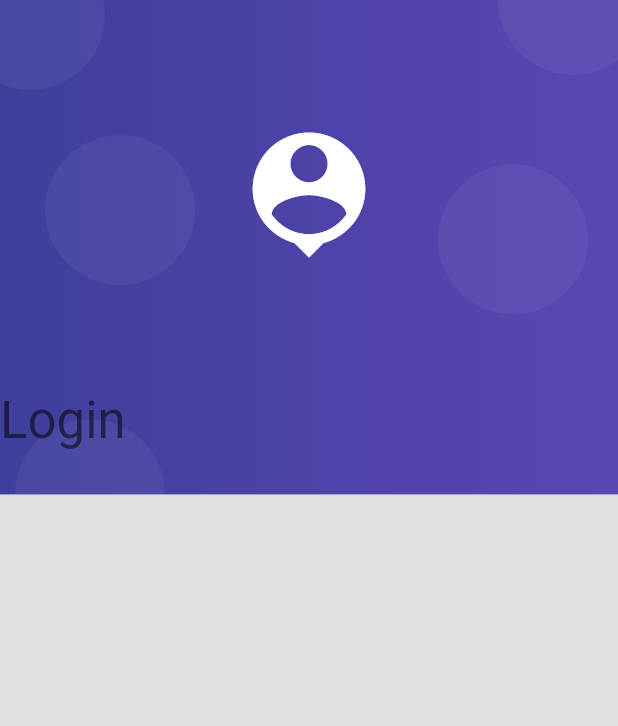
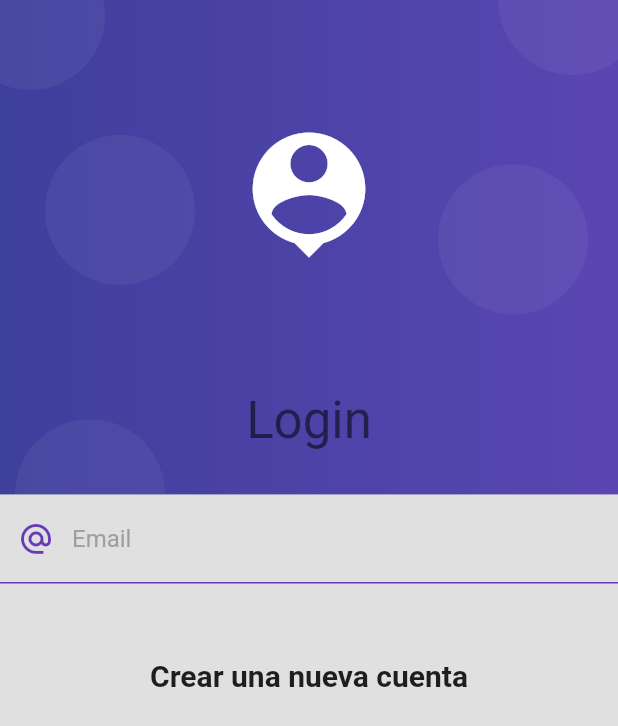
Before and after one commit to luisrj46/productosApp, a Flutter app: the screen it shows after launch, on a phone screen of 412 x 824 dp. Shown: the top 726 px of the screen. Run offline on Flutter 3.47's test engine with Material 2 defaults, Android fonts, the phone set to English and light mode, and no system bars.

Commit message:
208. Formulario de Login

```diff
--- a/lib/screens/login_screen.dart
+++ b/lib/screens/login_screen.dart
@@ -16,11 +16,63 @@ class LoginScreen extends StatelessWidget {
                   SizedBox(height: 10),
                   Text('Login', style: Theme.of(context).textTheme.headline4),
                   SizedBox(height: 30),
+                  //login formulario
+                  _LoginForm()
                 ],
-            )),
+              ),
+            ),
+            const SizedBox(
+              height: 50,
+            ),
+            const Text(
+              "Crear una nueva cuenta",
+              style: TextStyle(
+                fontSize: 20,
+                fontWeight: FontWeight.bold,
+              ),
+            )
           ],
         ),
       )),
     );
   }
 }
+
+class _LoginForm extends StatelessWidget {
+  @override
+  Widget build(BuildContext context) {
+    return Container(
+      child: Form(
+        child: Column(
+          children: [
+            TextFormField(
+              autocorrect: false,
+              keyboardType: TextInputType.emailAddress,
+              decoration: const InputDecoration(
+                  enabledBorder: UnderlineInputBorder(
+                    borderSide: BorderSide(
+                      color: Colors.deepPurple,
+                    ),
+                  ),
+                  focusedBorder: UnderlineInputBorder(
+                    borderSide: BorderSide(
+                      color: Colors.deepPurple,
+                      width: 2,
+                    ),
+                  ),
+                  hintText: "luchofer@gmail.com",
+                  labelText: "Email",
+                  labelStyle: TextStyle(
+                    color: Colors.grey,
+                  ),
+                  prefixIcon: Icon(
+                    Icons.alternate_email_outlined,
+                    color: Colors.deepPurple,
+                  )),
+            )
+          ],
+        ),
+      ),
+    );
+  }
+}
```
Lines whose indentation alone changed are shown as unchanged.
